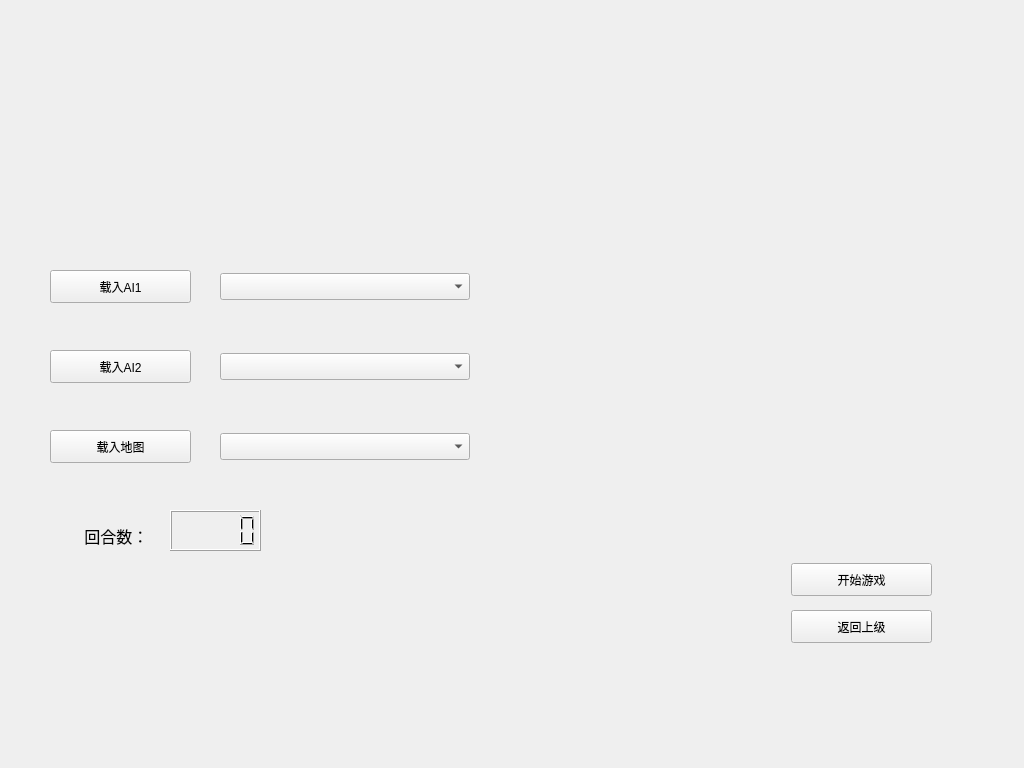
Qt form Main_window/part_aivsai.ui (lindexWindy/ds15UI) before a commit.
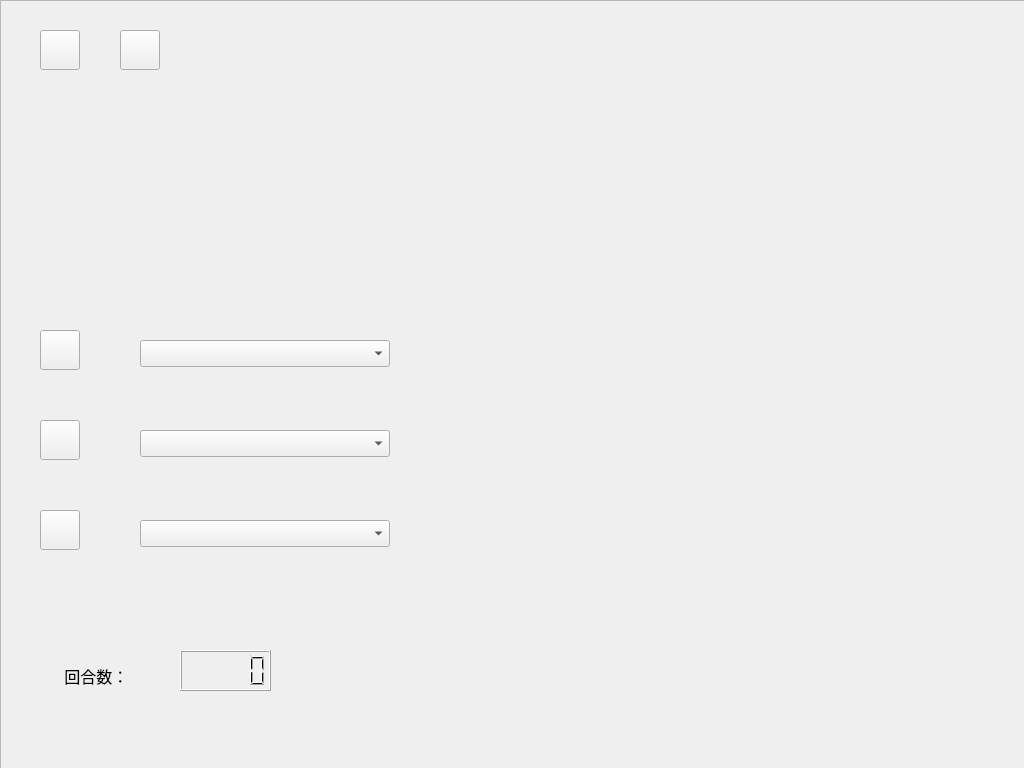
The same form after that commit.

What changed in the file:
```diff
--- a/Main_window/part_aivsai.ui
+++ b/Main_window/part_aivsai.ui
@@ -13,39 +13,51 @@
   <property name="windowTitle">
    <string>Form</string>
   </property>
-  <widget class="QPushButton" name="mapButton">
+  <widget class="QFrame" name="frame">
    <property name="geometry">
     <rect>
-     <x>50</x>
-     <y>430</y>
-     <width>141</width>
-     <height>33</height>
+     <x>0</x>
+     <y>0</y>
+     <width>1031</width>
+     <height>771</height>
     </rect>
    </property>
-   <property name="text">
-    <string>载入地图</string>
+   <property name="frameShape">
+    <enum>QFrame::StyledPanel</enum>
    </property>
-  </widget>
+   <property name="frameShadow">
+    <enum>QFrame::Raised</enum>
+   </property>
   <widget class="QPushButton" name="AiButton1">
    <property name="geometry">
     <rect>
-     <x>50</x>
-     <y>270</y>
-     <width>141</width>
-     <height>33</height>
+      <x>40</x>
+      <y>330</y>
+      <width>40</width>
+      <height>40</height>
     </rect>
    </property>
    <property name="text">
-    <string>载入AI1</string>
+     <string/>
+    </property>
+   </widget>
+   <widget class="QComboBox" name="AiCombo1">
+    <property name="geometry">
+     <rect>
+      <x>140</x>
+      <y>340</y>
+      <width>250</width>
+      <height>27</height>
+     </rect>
    </property>
   </widget>
   <widget class="QPushButton" name="AiButton2">
    <property name="geometry">
     <rect>
-     <x>50</x>
-     <y>350</y>
-     <width>141</width>
-     <height>33</height>
+      <x>40</x>
+      <y>420</y>
+      <width>40</width>
+      <height>40</height>
     </rect>
    </property>
    <property name="sizePolicy">
@@ -55,50 +67,14 @@
     </sizepolicy>
    </property>
    <property name="text">
-    <string>载入AI2</string>
-   </property>
-  </widget>
-  <widget class="QPushButton" name="startButton">
-   <property name="geometry">
-    <rect>
-     <x>791</x>
-     <y>563</y>
-     <width>141</width>
-     <height>33</height>
-    </rect>
-   </property>
-   <property name="text">
-    <string>开始游戏</string>
-   </property>
-  </widget>
-  <widget class="QPushButton" name="returnButton">
-   <property name="geometry">
-    <rect>
-     <x>791</x>
-     <y>610</y>
-     <width>141</width>
-     <height>33</height>
-    </rect>
-   </property>
-   <property name="text">
-    <string>返回上级</string>
-   </property>
-  </widget>
-  <widget class="QComboBox" name="AiCombo1">
-   <property name="geometry">
-    <rect>
-     <x>220</x>
-     <y>273</y>
-     <width>250</width>
-     <height>27</height>
-    </rect>
+     <string/>
    </property>
   </widget>
   <widget class="QComboBox" name="AiCombo2">
    <property name="geometry">
     <rect>
-     <x>220</x>
-     <y>353</y>
+      <x>140</x>
+      <y>430</y>
      <width>250</width>
      <height>27</height>
     </rect>
@@ -107,28 +83,31 @@
   <widget class="QComboBox" name="mapCombo">
    <property name="geometry">
     <rect>
-     <x>220</x>
-     <y>433</y>
+      <x>140</x>
+      <y>520</y>
      <width>250</width>
      <height>27</height>
     </rect>
    </property>
   </widget>
-  <widget class="QLCDNumber" name="roundLCD">
+   <widget class="QPushButton" name="mapButton">
    <property name="geometry">
     <rect>
-     <x>170</x>
+      <x>40</x>
      <y>510</y>
-     <width>91</width>
-     <height>41</height>
-    </rect>
-   </property>
+      <width>40</width>
+      <height>40</height>
+     </rect>
+    </property>
+    <property name="text">
+     <string/>
+    </property>
   </widget>
   <widget class="QLabel" name="label">
    <property name="geometry">
     <rect>
-     <x>80</x>
-     <y>520</y>
+      <x>60</x>
+      <y>660</y>
      <width>91</width>
      <height>31</height>
     </rect>
@@ -141,6 +120,43 @@
    <property name="text">
     <string> 回合数：</string>
    </property>
+   </widget>
+   <widget class="QLCDNumber" name="roundLCD">
+    <property name="geometry">
+     <rect>
+      <x>180</x>
+      <y>650</y>
+      <width>91</width>
+      <height>41</height>
+     </rect>
+    </property>
+   </widget>
+   <widget class="QPushButton" name="startButton">
+    <property name="geometry">
+     <rect>
+      <x>120</x>
+      <y>30</y>
+      <width>40</width>
+      <height>40</height>
+     </rect>
+    </property>
+    <property name="text">
+     <string/>
+    </property>
+   </widget>
+   <widget class="QPushButton" name="returnButton">
+    <property name="geometry">
+     <rect>
+      <x>40</x>
+      <y>30</y>
+      <width>40</width>
+      <height>40</height>
+     </rect>
+    </property>
+    <property name="text">
+     <string/>
+    </property>
+   </widget>
   </widget>
  </widget>
  <resources/>
```
Lines whose indentation alone changed are shown as unchanged.
